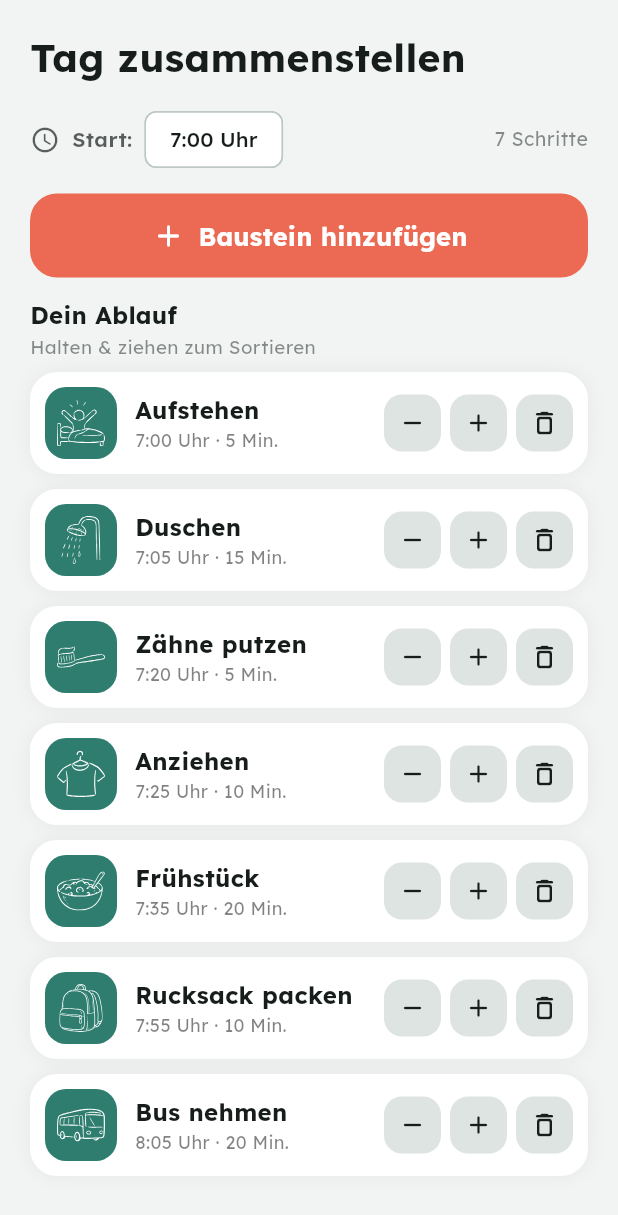
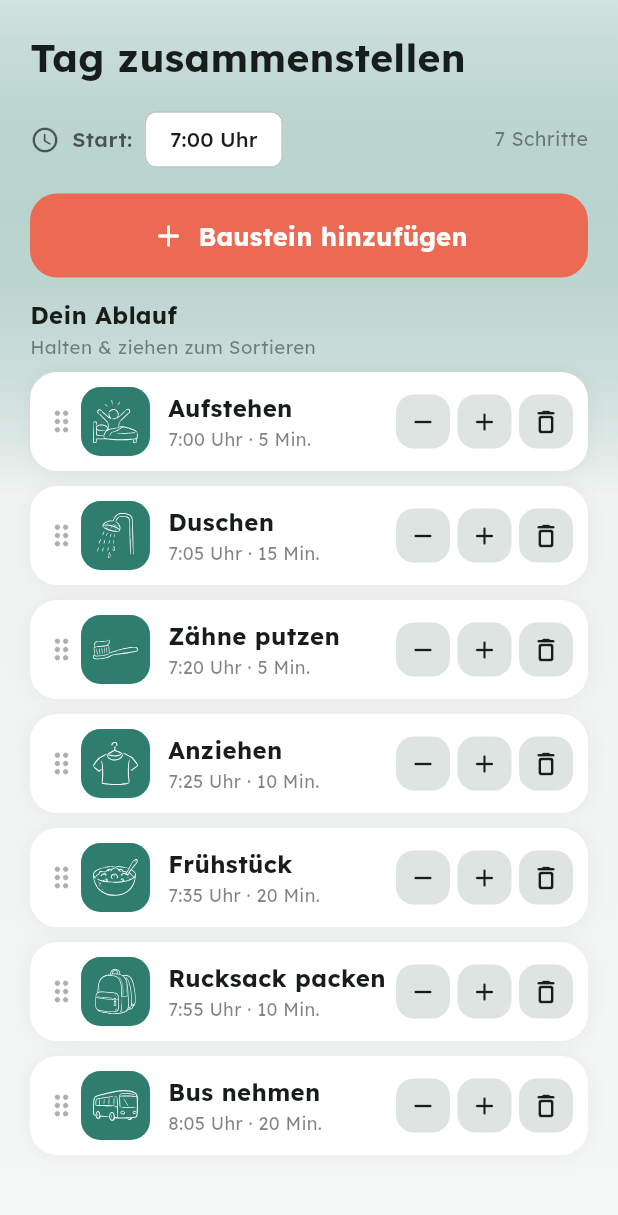
Before and after one commit to andischwaiger87-oss/Tagesplaner, a Flutter app: the EditorScreen widget shown alone on an empty page, opened directly, after a tap on the "remove" icon, on a phone screen of 412 x 824 dp. Shown: the top 1215 px of the screen. Run offline on Flutter 3.47's test engine with Material 3 defaults, Android fonts, the phone set to English and light mode, and no system bars; our stand-ins replace audioplayers, file_picker, flutter_local_notifications, flutter_svg, flutter_tts, google_fonts and 3 more; accounts and stored records are empty.

Commit message:
UI-Politur

```diff
--- a/lib/main.dart
+++ b/lib/main.dart
@@ -20,15 +20,29 @@ class TagesbegleiterApp extends StatelessWidget {
   @override
   Widget build(BuildContext context) {
     final s = context.watch<AppState>().settings;
+    final seed = kSeeds[s.themeIndex.clamp(0, kSeeds.length - 1)];
     return MaterialApp(
       title: 'Tagesbegleiter',
       debugShowCheckedModeBanner: false,
       theme: AppTheme.build(themeIndex: s.themeIndex, highContrast: s.highContrast),
-      // Schriftgröße sicher über den TextScaler (verursacht keinen Theme-Crash).
-      builder: (context, child) => MediaQuery(
-        data: MediaQuery.of(context).copyWith(textScaler: TextScaler.linear(s.fontScale)),
-        child: child!,
-      ),
+      builder: (context, child) {
+        final deco = s.highContrast
+            ? const BoxDecoration(color: Color(0xFF0F1413))
+            : BoxDecoration(
+                gradient: LinearGradient(
+                  begin: Alignment.topCenter, end: Alignment.bottomCenter,
+                  colors: [seed.withOpacity(.22), const Color(0xFFEFF3F1), const Color(0xFFF4F7F5)],
+                  stops: const [0.0, 0.40, 1.0],
+                ),
+              );
+        return Container(
+          decoration: deco,
+          child: MediaQuery(
+            data: MediaQuery.of(context).copyWith(textScaler: TextScaler.linear(s.fontScale)),
+            child: child!,
+          ),
+        );
+      },
       home: const RootScaffold(),
     );
   }
@@ -46,10 +60,11 @@ class _RootScaffoldState extends State<RootScaffold> {
   Widget build(BuildContext context) {
     final st = context.watch<AppState>();
     if (st.loading) {
-      return const Scaffold(body: Center(child: CircularProgressIndicator()));
+      return const Scaffold(backgroundColor: Colors.transparent, body: Center(child: CircularProgressIndicator()));
     }
     const screens = [NowScreen(), PlanScreen(), EditorScreen(), SettingsScreen()];
     return Scaffold(
+      backgroundColor: Colors.transparent,
       body: IndexedStack(index: _tab, children: screens),
       bottomNavigationBar: NavigationBar(
         selectedIndex: _tab,
--- a/lib/screens/editor_screen.dart
+++ b/lib/screens/editor_screen.dart
@@ -67,6 +67,7 @@ class EditorScreen extends StatelessWidget {
                   padding: const EdgeInsets.fromLTRB(20, 0, 20, 20),
                   itemCount: st.plan.length,
                   onReorder: st.reorder,
+                  buildDefaultDragHandles: false,
                   itemBuilder: (c, i) => _EditRow(
                     key: ValueKey(st.plan[i].id), st: st, index: i),
                 ),
@@ -111,7 +112,14 @@ class _EditRow extends StatelessWidget {
           boxShadow: [BoxShadow(color: Colors.black.withOpacity(.05), blurRadius: 10)]),
       child: Column(children: [
         Row(children: [
-          IconTile(activity: a, tileSize: 48, iconSize: 32, radius: 14),
+          ReorderableDragStartListener(
+            index: index,
+            child: Padding(
+              padding: const EdgeInsets.only(right: 2),
+              child: Icon(Icons.drag_indicator_rounded, size: 22, color: cs.onSurface.withOpacity(.35)),
+            ),
+          ),
+          IconTile(activity: a, tileSize: 46, iconSize: 30, radius: 13),
           const SizedBox(width: 12),
           Expanded(child: Column(crossAxisAlignment: CrossAxisAlignment.start, children: [
             Text(a.label, maxLines: 1, overflow: TextOverflow.ellipsis,
@@ -120,9 +128,9 @@ class _EditRow extends StatelessWidget {
                 style: TextStyle(color: cs.onSurface.withOpacity(.55), fontSize: 12)),
           ])),
           _sq(context, Icons.remove_rounded, () => st.changeDuration(index, -5)),
-          const SizedBox(width: 6),
+          const SizedBox(width: 5),
           _sq(context, Icons.add_rounded, () => st.changeDuration(index, 5)),
-          const SizedBox(width: 6),
+          const SizedBox(width: 5),
           _sq(context, Icons.delete_outline_rounded, () => st.removeAt(index)),
         ]),
         if (isCustom) Padding(
@@ -144,7 +152,7 @@ class _EditRow extends StatelessWidget {
   Widget _sq(BuildContext c, IconData ic, VoidCallback on) {
     final cs = Theme.of(c).colorScheme;
     return InkWell(onTap: on, borderRadius: BorderRadius.circular(12),
-      child: Container(width: 38, height: 38,
+      child: Container(width: 36, height: 36,
         decoration: BoxDecoration(color: cs.surfaceContainerHighest, borderRadius: BorderRadius.circular(12)),
         child: Icon(ic, size: 20, color: cs.onSurface)));
   }
--- a/lib/screens/now_screen.dart
+++ b/lib/screens/now_screen.dart
@@ -15,43 +15,45 @@ class NowScreen extends StatelessWidget {
     final hc = s.highContrast;
 
     return SafeArea(
-      child: SingleChildScrollView(
-        padding: const EdgeInsets.fromLTRB(20, 20, 20, 20),
+      child: Padding(
+        padding: const EdgeInsets.fromLTRB(20, 20, 20, 12),
         child: Column(crossAxisAlignment: CrossAxisAlignment.start, children: [
           Text('Hallo ${s.name}',
               style: TextStyle(fontSize: 26, fontWeight: FontWeight.w700, color: cs.onSurface)),
           const SizedBox(height: 2),
           Text(st.isActive ? 'Das ist jetzt dran' : 'Als Nächstes',
               style: TextStyle(fontSize: 16, color: cs.onSurface.withOpacity(.6))),
-          const SizedBox(height: 20),
+          Expanded(
+            child: Center(
+              child: SingleChildScrollView(
+                child: Column(children: [
                   Container(
                     width: double.infinity,
-            padding: const EdgeInsets.fromLTRB(20, 26, 20, 22),
+                    padding: const EdgeInsets.fromLTRB(20, 28, 20, 22),
                     decoration: BoxDecoration(
                       color: cs.surface,
                       borderRadius: BorderRadius.circular(32),
-              boxShadow: [BoxShadow(color: Colors.black.withOpacity(hc ? .35 : .08),
-                  blurRadius: 30, offset: const Offset(0, 14))],
+                      boxShadow: [BoxShadow(color: Colors.black.withOpacity(hc ? .35 : .10),
+                          blurRadius: 36, offset: const Offset(0, 16))],
                     ),
                     child: Column(children: [
-              IconTile(activity: a, tileSize: 168, iconSize: 104, radius: 36),
-              const SizedBox(height: 18),
+                      IconTile(activity: a, tileSize: 176, iconSize: 110, radius: 38),
+                      const SizedBox(height: 20),
                       Text(a.label, textAlign: TextAlign.center,
-                  style: TextStyle(fontSize: 32, fontWeight: FontWeight.w700,
-                      height: 1.1, color: cs.onSurface)),
+                          style: TextStyle(fontSize: 34, fontWeight: FontWeight.w700, height: 1.1, color: cs.onSurface)),
                       if (s.showClock) Padding(
                         padding: const EdgeInsets.only(top: 6),
                         child: Text('um ${a.timeLabel} Uhr',
                             style: TextStyle(fontSize: 16, color: cs.onSurface.withOpacity(.55))),
                       ),
-              const SizedBox(height: 20),
+                      const SizedBox(height: 22),
                       if (st.isActive) ...[
                         _Bar(progress: st.progress, track: cs.surfaceContainerHighest, fill: hc ? cs.primary : kAccent),
                         const SizedBox(height: 8),
                         Align(alignment: Alignment.centerRight,
                           child: Text('noch ${st.remainingMin} Min.',
                               style: TextStyle(fontSize: 14, color: cs.onSurface.withOpacity(.55)))),
-                const SizedBox(height: 14),
+                        const SizedBox(height: 16),
                       ],
                       SizedBox(
                         width: double.infinity,
@@ -76,7 +78,7 @@ class NowScreen extends StatelessWidget {
                     child: Container(
                       padding: const EdgeInsets.all(12),
                       decoration: BoxDecoration(color: cs.surface, borderRadius: BorderRadius.circular(22),
-                boxShadow: [BoxShadow(color: Colors.black.withOpacity(hc ? .3 : .05), blurRadius: 16)]),
+                        boxShadow: [BoxShadow(color: Colors.black.withOpacity(hc ? .3 : .06), blurRadius: 18)]),
                       child: Row(children: [
                         IconTile(activity: st.next!, tileSize: 52, iconSize: 34, radius: 14),
                         const SizedBox(width: 14),
@@ -85,6 +87,10 @@ class NowScreen extends StatelessWidget {
                           Text(st.next!.label, style: TextStyle(fontSize: 18, fontWeight: FontWeight.w700, color: cs.onSurface)),
                         ])),
                       ]),
+                    ),
+                  ),
+                ]),
+              ),
             ),
           ),
         ]),
--- a/lib/theme/app_theme.dart
+++ b/lib/theme/app_theme.dart
@@ -35,7 +35,7 @@ class AppTheme {
     return ThemeData(
       useMaterial3: true,
       colorScheme: scheme,
-      scaffoldBackgroundColor: bg,
+      scaffoldBackgroundColor: dark ? bg : Colors.transparent,
       textTheme: GoogleFonts.lexendTextTheme(baseTextTheme)
           .apply(bodyColor: text, displayColor: text),
       splashFactory: InkSparkle.splashFactory,
```
Also changed, not shown: 1 other file. Lines whose indentation alone changed are shown as unchanged.
